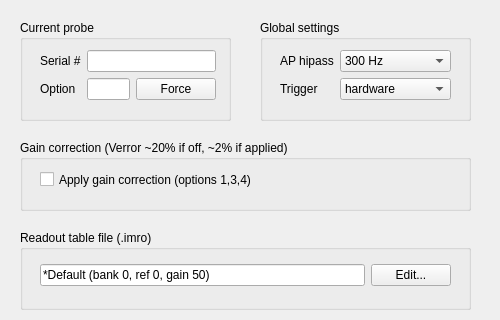
Before: the Qt Designer form Forms/IMCfgTab.ui in billkarsh/SpikeGLX, drawn with Qt 5; both pictures show x 0 to 500 and y 0 to 320 of the 500 by 580 pixel window.
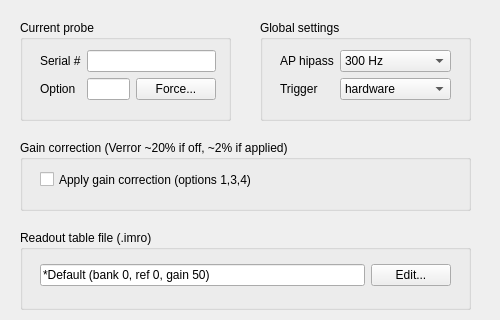
After: the same form once the commit is applied.

Commit message: Improve force dialog

```diff
--- a/Forms/IMCfgTab.ui
+++ b/Forms/IMCfgTab.ui
@@ -62,7 +62,7 @@
      <item row="2" column="2">
       <widget class="QPushButton" name="forceBut">
        <property name="text">
-        <string>Force</string>
+        <string>Force...</string>
        </property>
       </widget>
      </item>
```
The commit also changes 3 other files.
